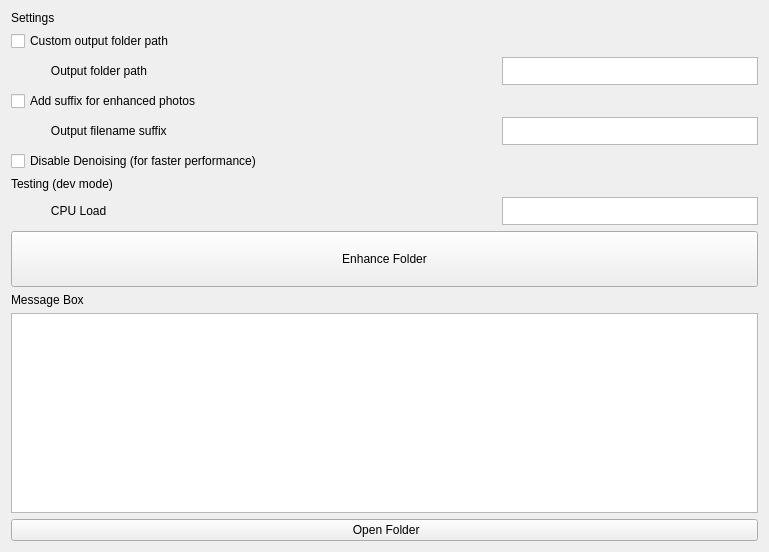
Qt form src/resources/enhance.ui (open-AIMS/reefscan_desktop_data_manager) before a commit.
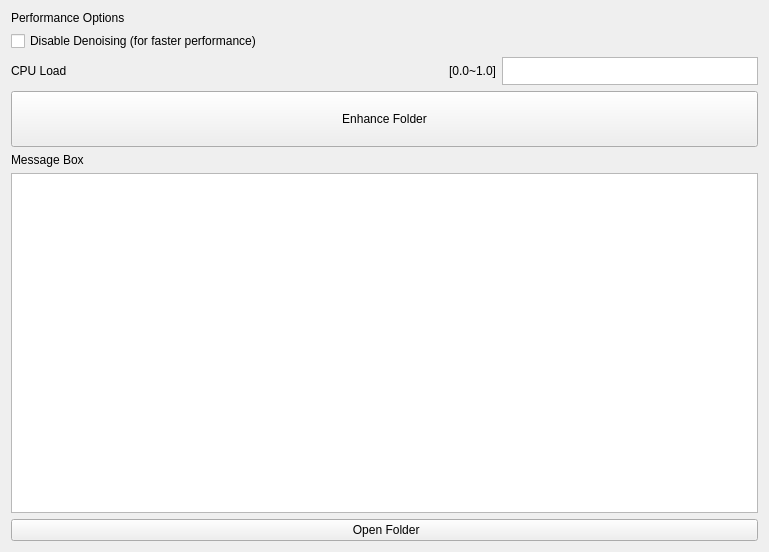
The same form after that commit.

Commit message: Remove UI options to customise folder

What changed in the file:
```diff
--- a/src/resources/enhance.ui
+++ b/src/resources/enhance.ui
@@ -19,8 +19,64 @@
   <property name="windowTitle">
    <string>Form</string>
   </property>
-  <layout class="QGridLayout" name="gridLayout">
-   <item row="18" column="0" colspan="2">
+  <layout class="QGridLayout" name="gridLayout" columnstretch="0,0,0">
+   <item row="9" column="1">
+    <widget class="QLabel" name="label_2">
+     <property name="layoutDirection">
+      <enum>Qt::LeftToRight</enum>
+     </property>
+     <property name="text">
+      <string>[0.0~1.0]</string>
+     </property>
+     <property name="alignment">
+      <set>Qt::AlignRight|Qt::AlignTrailing|Qt::AlignVCenter</set>
+     </property>
+    </widget>
+   </item>
+   <item row="18" column="0">
+    <widget class="QLabel" name="label_3">
+     <property name="text">
+      <string>Message Box</string>
+     </property>
+    </widget>
+   </item>
+   <item row="9" column="0">
+    <widget class="QLabel" name="label_4">
+     <property name="text">
+      <string>CPU Load</string>
+     </property>
+    </widget>
+   </item>
+   <item row="9" column="2">
+    <widget class="QTextEdit" name="textEditCPULoad">
+     <property name="sizePolicy">
+      <sizepolicy hsizetype="Fixed" vsizetype="Fixed">
+       <horstretch>0</horstretch>
+       <verstretch>0</verstretch>
+      </sizepolicy>
+     </property>
+     <property name="maximumSize">
+      <size>
+       <width>16777215</width>
+       <height>28</height>
+      </size>
+     </property>
+    </widget>
+   </item>
+   <item row="4" column="0">
+    <widget class="QLabel" name="label">
+     <property name="text">
+      <string>Performance Options</string>
+     </property>
+     <property name="textFormat">
+      <enum>Qt::AutoText</enum>
+     </property>
+     <property name="wordWrap">
+      <bool>false</bool>
+     </property>
+    </widget>
+   </item>
+   <item row="16" column="0" colspan="3">
     <widget class="QPushButton" name="btnEnhanceFolder">
      <property name="sizePolicy">
       <sizepolicy hsizetype="Minimum" vsizetype="Minimum">
@@ -39,77 +95,7 @@
      </property>
     </widget>
    </item>
-   <item row="8" column="0">
-    <widget class="QCheckBox" name="checkBoxSuffix">
-     <property name="text">
-      <string>Add suffix for enhanced photos</string>
-     </property>
-    </widget>
-   </item>
-   <item row="20" column="0">
-    <widget class="QLabel" name="label_3">
-     <property name="text">
-      <string>Message Box</string>
-     </property>
-    </widget>
-   </item>
-   <item row="5" column="0">
-    <widget class="QCheckBox" name="checkBoxOutputFolder">
-     <property name="text">
-      <string>Custom output folder path</string>
-     </property>
-    </widget>
-   </item>
-   <item row="9" column="1">
-    <widget class="QPlainTextEdit" name="textEditSuffix">
-     <property name="sizePolicy">
-      <sizepolicy hsizetype="Fixed" vsizetype="Fixed">
-       <horstretch>0</horstretch>
-       <verstretch>0</verstretch>
-      </sizepolicy>
-     </property>
-     <property name="maximumSize">
-      <size>
-       <width>16777215</width>
-       <height>28</height>
-      </size>
-     </property>
-    </widget>
-   </item>
-   <item row="21" column="0" colspan="2">
-    <widget class="QTextBrowser" name="textBrowser"/>
-   </item>
-   <item row="4" column="0">
-    <widget class="QLabel" name="label">
-     <property name="text">
-      <string>Settings</string>
-     </property>
-    </widget>
-   </item>
-   <item row="14" column="1">
-    <widget class="QTextEdit" name="textEditCPULoad">
-     <property name="sizePolicy">
-      <sizepolicy hsizetype="Fixed" vsizetype="Fixed">
-       <horstretch>0</horstretch>
-       <verstretch>0</verstretch>
-      </sizepolicy>
-     </property>
-     <property name="maximumSize">
-      <size>
-       <width>16777215</width>
-       <height>28</height>
-      </size>
-     </property>
-    </widget>
-   </item>
-   <item row="12" column="0">
-    <widget class="QLabel" name="label_6">
-     <property name="text">
-      <string>Testing (dev mode)</string>
-     </property>
-    </widget>
-   </item>
-   <item row="22" column="0" colspan="2">
+   <item row="20" column="0" colspan="3">
     <widget class="QPushButton" name="btnEnhanceOpenFolder">
      <property name="sizePolicy">
       <sizepolicy hsizetype="Minimum" vsizetype="Minimum">
@@ -122,44 +108,10 @@
      </property>
     </widget>
    </item>
-   <item row="6" column="0">
-    <widget class="QLabel" name="label_5">
-     <property name="text">
-      <string>            Output folder path</string>
-     </property>
-    </widget>
+   <item row="19" column="0" colspan="3">
+    <widget class="QTextBrowser" name="textBrowser"/>
    </item>
-   <item row="14" column="0">
-    <widget class="QLabel" name="label_4">
-     <property name="text">
-      <string>            CPU Load</string>
-     </property>
-    </widget>
-   </item>
-   <item row="9" column="0">
-    <widget class="QLabel" name="label_2">
-     <property name="text">
-      <string>            Output filename suffix</string>
-     </property>
-    </widget>
-   </item>
-   <item row="6" column="1">
-    <widget class="QPlainTextEdit" name="textEditOutputFolder">
-     <property name="sizePolicy">
-      <sizepolicy hsizetype="Fixed" vsizetype="Fixed">
-       <horstretch>0</horstretch>
-       <verstretch>0</verstretch>
-      </sizepolicy>
-     </property>
-     <property name="maximumSize">
-      <size>
-       <width>16777215</width>
-       <height>28</height>
-      </size>
-     </property>
-    </widget>
-   </item>
-   <item row="10" column="0">
+   <item row="8" column="0">
     <widget class="QCheckBox" name="checkBoxDisableDenoising">
      <property name="text">
       <string>Disable Denoising (for faster performance)</string>
```
The commit also changes 5 other files.
